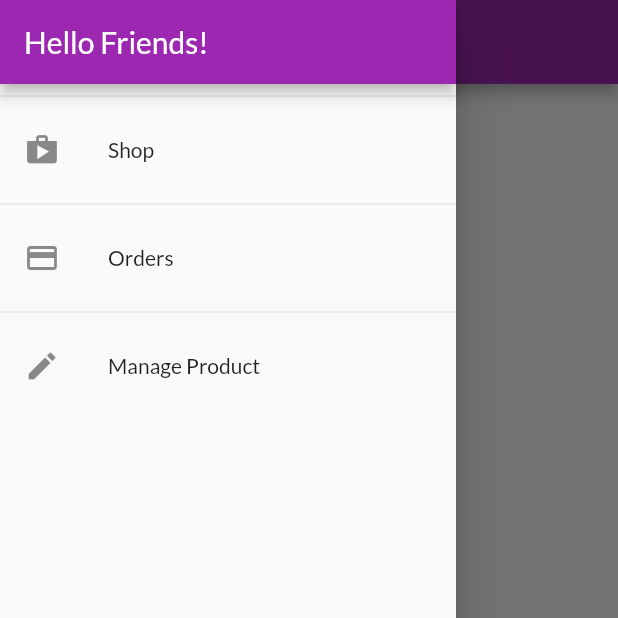
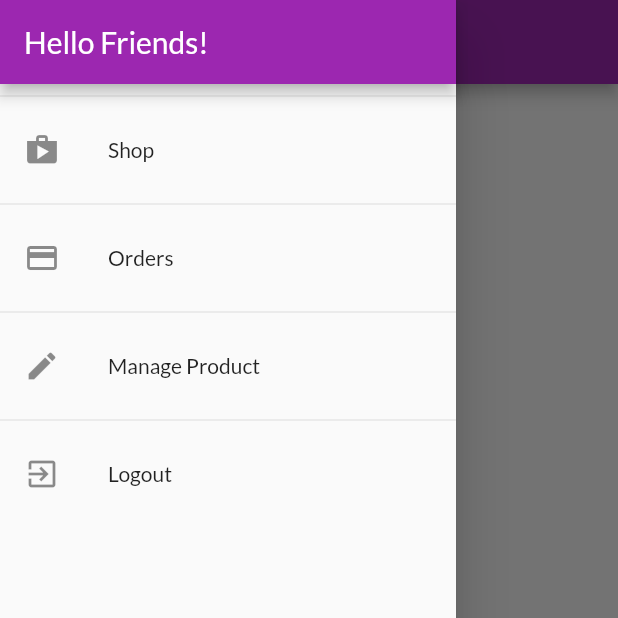
Before and after one commit to sklearn21/shop_app, a Flutter app: the OrdersScreen screen opened by its route, with the side drawer open, on a phone screen of 412 x 824 dp, the top half of it. Run offline on Flutter 3.47's test engine with Material 2 defaults, Android fonts, the phone set to English and light mode, and no system bars.

Commit message:
Adding logout functionality.

```diff
--- a/lib/widgets/app_drawer.dart
+++ b/lib/widgets/app_drawer.dart
@@ -1,5 +1,7 @@
 import 'package:flutter/material.dart';
+import 'package:provider/provider.dart';
 
+import '../providers/auth.dart';
 import '../screens/order_screen.dart';
 import '../screens/user_product_screen.dart';
 
@@ -39,6 +41,14 @@ class AppDrawer extends StatelessWidget {
                   .pushReplacementNamed(UserProductsScreen.routeName);
             },
           ),
+          Divider(),
+          ListTile(
+            leading: Icon(Icons.exit_to_app),
+            title: Text('Logout'),
+            onTap: () {
+              Provider.of<Auth>(context, listen: false).logout();
+            },
+          ),
         ],
       ),
     );
```
Also changed, not shown: lib/providers/auth.dart (+7 -0 lines).
